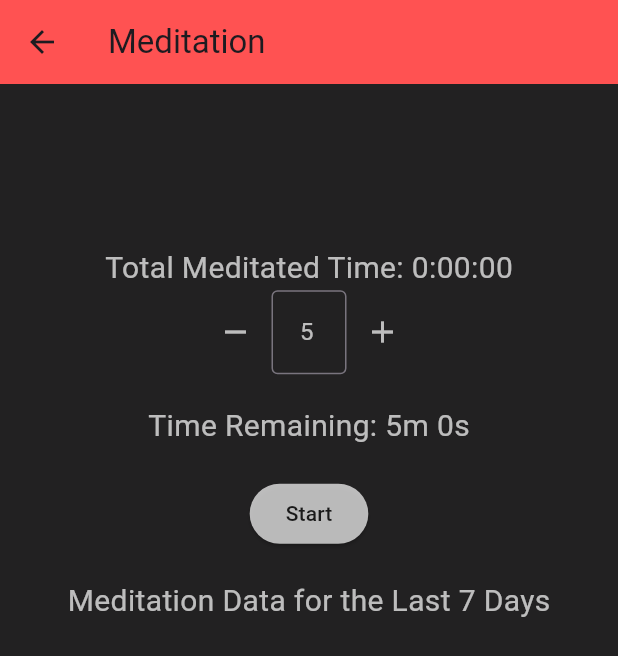
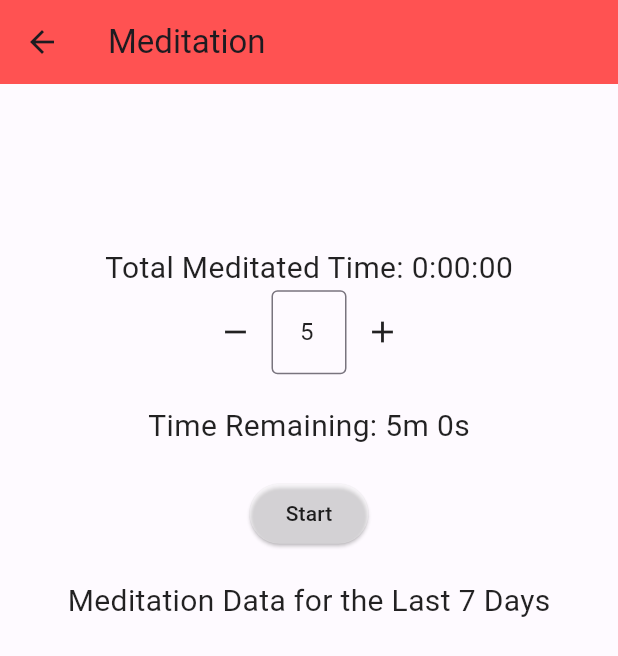
Before and after one commit to DamjanVincic/gdsc-solution-challenge, a Flutter app: the screen it shows after launch, after a tap on "MEDITATION", on a phone screen of 412 x 824 dp. Shown: the top 656 px of the screen. Run offline on Flutter 3.47's test engine with Material 3 defaults, Android fonts, the phone set to English and light mode, and no system bars; drawn by our look-alikes of fl_chart; our stand-ins replace flutter_local_notifications, google_maps_flutter, location, permission_handler, share, shared_preferences and 1 more; missing offline and left inert: flutter_config; network calls fail.

Commit message:
Change colors

```diff
--- a/lib/main.dart
+++ b/lib/main.dart
@@ -5,8 +5,8 @@ import 'package:Actualizator/src/views/hub.dart';
 import 'package:Actualizator/src/views/settings_screen.dart';
 import 'package:Actualizator/src/services/quote_service.dart';
 import 'package:flutter/material.dart';
+import 'package:flutter_config/flutter_config.dart';
 import 'package:flutter_local_notifications/flutter_local_notifications.dart';
-import 'package:shared_preferences/shared_preferences.dart';
 import 'package:timezone/data/latest.dart' as tzdata;
 import 'src/services/notification_service.dart';
 
@@ -16,10 +16,11 @@ final MapMarkerService mapMarkerService = MapMarkerService();
 final NotificationService notificationService = NotificationService(quoteService: quoteService);
 const Color primaryColor = Colors.white70;
 const Color accentColor = Colors.black87;
+// const Color accentColor = Colors.white70;
 
 Future<void> main() async {
   WidgetsFlutterBinding.ensureInitialized();
-  //await FlutterConfig.loadEnvVariables();
+  await FlutterConfig.loadEnvVariables();
   //SharedPreferences prefs = await SharedPreferences.getInstance();
   //prefs.clear();
   await notificationService.initializeNotifications();
@@ -72,6 +73,7 @@ class _MyAppState extends State<MyApp> {
   @override
   Widget build(BuildContext context) {
     return MaterialApp(
+      debugShowCheckedModeBanner: false,
       home: Scaffold(
         body: <Widget>[
           Hub(quoteService: widget.quoteService, primaryColor: primaryColor, accentColor: accentColor),
--- a/lib/src/views/habit_list_screen.dart
+++ b/lib/src/views/habit_list_screen.dart
@@ -50,7 +50,7 @@ class _HabitListScreenState extends State<HabitListScreen> {
         title: const Text('Habits'),
       ),
       body: Container(
-          color: accentColor,
+          color: Colors.white38,
           child: Padding(
             padding: const EdgeInsets.all(16.0),
             child: Column(
--- a/lib/src/views/hub.dart
+++ b/lib/src/views/hub.dart
@@ -23,10 +23,10 @@ class Hub extends StatelessWidget {
     return Scaffold(
       appBar: AppBar(
         title: Text('Mental Hub', style: TextStyle(color: accentColor)),
-        backgroundColor: primaryColor,
+        backgroundColor: Colors.white70,
       ),
       body: Container(
-        color: accentColor,
+        color: Colors.white38,
         child: ListView(
           padding: const EdgeInsets.all(16.0),
           children: [
@@ -45,7 +45,7 @@ class Hub extends StatelessWidget {
               },
               label: 'QUOTES',
               icon: Icons.format_quote,
-              backgroundColor: Colors.purpleAccent,
+              backgroundColor: Colors.purpleAccent.shade100,
               textColor: accentColor,
               description: 'Explore and discover meaningful quotes.',
             ),
@@ -59,7 +59,7 @@ class Hub extends StatelessWidget {
               },
               label: 'HABITS',
               icon: Icons.star,
-              backgroundColor: Colors.blue,
+              backgroundColor: Colors.lightBlueAccent,
               textColor: accentColor,
               description: 'Track and build healthy habits.',
             ),
--- a/lib/src/views/meditation_screen.dart
+++ b/lib/src/views/meditation_screen.dart
@@ -118,21 +118,21 @@ class _MeditationScreenState extends State<MeditationScreen> {
           backgroundColor: Colors.redAccent
       ),
       body: Container(
-        color: accentColor, // Set the actual background color
+        color: Colors.white38, // Set the actual background color
         child: Center(
           child: Column(
             mainAxisAlignment: MainAxisAlignment.center,
             children: [
               Text(
                 'Total Meditated Time: ${_formatTotalMeditationTime()}',
-                style: const TextStyle(fontSize: 20, color: Colors.white70), // Set text color
+                style: const TextStyle(fontSize: 20, color: Colors.black87), // Set text color
               ),
               Row(
                 mainAxisAlignment: MainAxisAlignment.center,
                 children: [
                   IconButton(
                     icon: const Icon(Icons.remove),
-                    color: Colors.white70, // Set icon color
+                    color: Colors.black87, // Set icon color
                     onPressed: () {
                       setState(() {
                         if (meditationDuration > 1) {
@@ -148,7 +148,7 @@ class _MeditationScreenState extends State<MeditationScreen> {
                     child: TextFormField(
                       textAlign: TextAlign.center,
                       keyboardType: TextInputType.number,
-                      style: const TextStyle(color: Colors.white70), // Set text color
+                      style: const TextStyle(color: Colors.black87), // Set text color
                       onChanged: (value) {
                         int newValue = int.tryParse(value) ?? 0;
                         setState(() {
@@ -160,14 +160,14 @@ class _MeditationScreenState extends State<MeditationScreen> {
                       },
                       decoration: const InputDecoration(
                         border: OutlineInputBorder(),
-                        hintStyle: TextStyle(color: Colors.white70), // Set hint text color
+                        hintStyle: TextStyle(color: Colors.black87), // Set hint text color
                       ),
                       controller: TextEditingController(text: meditationDuration.toString()),
                     ),
                   ),
                   IconButton(
                     icon: const Icon(Icons.add),
-                    color: Colors.white70, // Set icon color
+                    color: Colors.black87, // Set icon color
                     onPressed: () {
                       setState(() {
                         meditationDuration++;
@@ -181,13 +181,13 @@ class _MeditationScreenState extends State<MeditationScreen> {
               const SizedBox(height: 20),
               Text(
                 'Time Remaining: ${secondsLeft ~/ 60}m ${secondsLeft % 60}s',
-                style: const TextStyle(fontSize: 20, color: Colors.white70),
+                style: const TextStyle(fontSize: 20, color: Colors.black87),
               ),
               const SizedBox(height: 20),
               ElevatedButton(
                 onPressed: startStopTimer,
                 style: ElevatedButton.styleFrom(
-                  backgroundColor: Colors.white70, // Set button background color
+                  backgroundColor: Colors.white38, // Set button background color
                 ),
                 child: Text(
                   isTimerRunning ? 'Stop' : 'Start',
@@ -197,7 +197,7 @@ class _MeditationScreenState extends State<MeditationScreen> {
               const SizedBox(height: 20),
               const Text(
                 'Meditation Data for the Last 7 Days',
-                style: TextStyle(fontSize: 20, color: Colors.white70),
+                style: TextStyle(fontSize: 20, color: Colors.black87),
               ),
               Column(
                 children: [
@@ -259,7 +259,7 @@ class _MeditationScreenState extends State<MeditationScreen> {
           value: count.toDouble(),
           title: '$count sessions\n${duration}m', // Display count and duration in minutes
           radius: 60,
-          titleStyle: const TextStyle(fontSize: 12, fontWeight: FontWeight.bold, color: Colors.white70),
+          titleStyle: const TextStyle(fontSize: 12, fontWeight: FontWeight.bold, color: Colors.black87),
 
         ),
       );
@@ -299,7 +299,7 @@ class _MeditationScreenState extends State<MeditationScreen> {
                 color: colors[colorIndex % colors.length],
               ),
               const SizedBox(width: 4),
-              Text('$duration min', style: const TextStyle(color: Colors.white70)),
+              Text('$duration min', style: const TextStyle(color: Colors.black87)),
               const SizedBox(width: 16), // Adjust spacing as needed
             ],
           )
--- a/lib/src/views/quote_details_screen.dart
+++ b/lib/src/views/quote_details_screen.dart
@@ -17,14 +17,14 @@ class QuoteDetailsScreen extends StatelessWidget {
   Widget build(BuildContext context) {
     return Scaffold(
         appBar: AppBar(
-          backgroundColor: Colors.purpleAccent,
+          backgroundColor: Colors.purpleAccent.shade100,
           title: Text(
             'Quote Details',
             style: TextStyle(color: accentColor), // Customize text color
           ),
         ),
         body: Container(
-          color: accentColor,
+          color: Colors.white38,
           child: Center(
             child: Padding(
               padding: const EdgeInsets.all(16.0),
@@ -33,7 +33,7 @@ class QuoteDetailsScreen extends StatelessWidget {
                 shape: RoundedRectangleBorder(
                   borderRadius: BorderRadius.circular(15),
                 ),
-                color: Colors.purpleAccent,
+                color: Colors.purpleAccent.shade100,
                 child: Padding(
                   padding: const EdgeInsets.all(16.0),
                   child: Column(
--- a/lib/src/views/quote_list_screen.dart
+++ b/lib/src/views/quote_list_screen.dart
@@ -66,7 +66,7 @@ class _QuoteListScreenState extends State<QuoteListScreen> {
     return Scaffold(
       appBar: AppBar(
         title: const Text('Quotes'),
-        backgroundColor: Colors.purpleAccent,
+        backgroundColor: Colors.purpleAccent.shade100,
         leading: IconButton(
           icon: const Icon(Icons.arrow_back),
           onPressed: () {
@@ -99,7 +99,7 @@ class _QuoteListScreenState extends State<QuoteListScreen> {
         ],
       ),
       body: Container(
-        color: accentColor,
+        color: Colors.white38,
         child: Center(
           child: Padding(
             padding: const EdgeInsets.all(16.0),
@@ -127,7 +127,7 @@ class _QuoteListScreenState extends State<QuoteListScreen> {
                     shape: RoundedRectangleBorder(
                       borderRadius: BorderRadius.circular(15),
                     ),
-                    color: Colors.purpleAccent,
+                    color: Colors.purpleAccent.shade100,
                     child: Padding(
                       padding: const EdgeInsets.all(16.0),
                       child: Column(
--- a/lib/src/views/self_examination_list_screen.dart
+++ b/lib/src/views/self_examination_list_screen.dart
@@ -214,7 +214,7 @@ class _SelfExaminationListScreenState extends State<SelfExaminationListScreen> {
             backgroundColor: Colors.greenAccent),
         body: SingleChildScrollView(
           child: Container(
-            color: Colors.black87,
+            color: Colors.white38,
             child: Padding(
               padding: const EdgeInsets.all(16.0),
               child: Column(
--- a/lib/src/views/settings_screen.dart
+++ b/lib/src/views/settings_screen.dart
@@ -155,7 +155,7 @@ class _SettingsScreenState extends State<SettingsScreen> {
         backgroundColor: Colors.white70,
       ),
       body: Container(
-        color: Colors.black87,
+        color: Colors.white38,
         child: Center(
           child: Column(
             mainAxisAlignment: MainAxisAlignment.center,
@@ -166,7 +166,7 @@ class _SettingsScreenState extends State<SettingsScreen> {
                 isNotificationScheduled
                     ? 'Receiving Notifications: On'
                     : 'Receiving Notifications: Off',
-                style: const TextStyle(fontSize: 16, color: Colors.white70),
+                style: const TextStyle(fontSize: 16, color: Colors.black87),
               ),
               Switch(
                 value: isNotificationScheduled,
```
Also changed, not shown: lib/src/views/habit_details_screen.dart (+8 -8 lines), lib/src/views/self_examination_input_screen.dart (+8 -8 lines), pubspec.lock.
